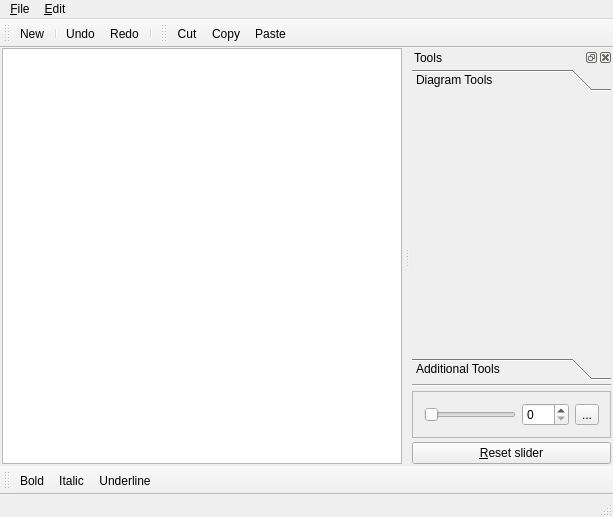
The window that PAIN-qt-widgets/mainwindow.ui (przemekpjski/Qt-Widgets-GraphicsView) describes before a commit, drawn with Qt 5.
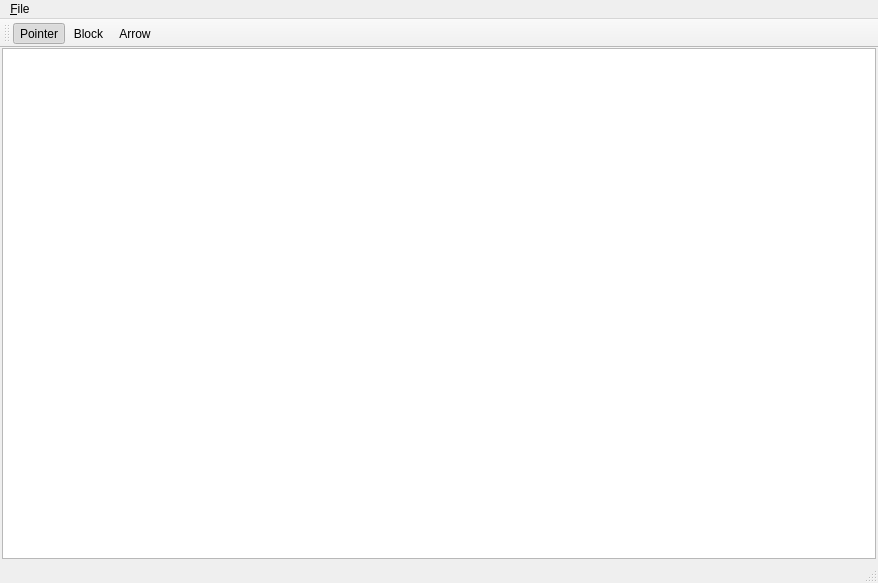
The same window after the commit. Icons and pictures are not drawn.

Commit message: Add upgraded scene, add DiagramBlock and Arrow. Change GUI.

```diff
--- a/PAIN-qt-widgets/mainwindow.ui
+++ b/PAIN-qt-widgets/mainwindow.ui
@@ -6,8 +6,8 @@
    <rect>
     <x>0</x>
     <y>0</y>
-    <width>608</width>
-    <height>517</height>
+    <width>878</width>
+    <height>583</height>
    </rect>
   </property>
   <property name="sizePolicy">
@@ -56,6 +56,9 @@
         <height>400</height>
        </size>
       </property>
+      <property name="cursor" stdset="0">
+       <cursorShape>CrossCursor</cursorShape>
+      </property>
      </widget>
     </item>
    </layout>
@@ -65,7 +68,7 @@
     <rect>
      <x>0</x>
      <y>0</y>
-     <width>608</width>
+     <width>878</width>
      <height>22</height>
     </rect>
    </property>
@@ -76,40 +79,12 @@
     <property name="title">
      <string>&amp;File</string>
     </property>
-    <addaction name="actionNew"/>
-    <addaction name="separator"/>
-    <addaction name="actionSave"/>
-    <addaction name="actionSave_As"/>
-    <addaction name="separator"/>
-    <addaction name="actionPrint"/>
-    <addaction name="separator"/>
     <addaction name="actionExit"/>
    </widget>
-   <widget class="QMenu" name="menuEdit">
-    <property name="title">
-     <string>&amp;Edit</string>
-    </property>
-    <addaction name="actionUndo"/>
-    <addaction name="actionRedo"/>
-   </widget>
    <addaction name="menuFile"/>
-   <addaction name="menuEdit"/>
-  </widget>
-  <widget class="QToolBar" name="mainToolBar">
-   <attribute name="toolBarArea">
-    <enum>TopToolBarArea</enum>
-   </attribute>
-   <attribute name="toolBarBreak">
-    <bool>false</bool>
-   </attribute>
-   <addaction name="actionNew"/>
-   <addaction name="separator"/>
-   <addaction name="actionUndo"/>
-   <addaction name="actionRedo"/>
-   <addaction name="separator"/>
   </widget>
   <widget class="QStatusBar" name="statusBar"/>
-  <widget class="QToolBar" name="clipboardToolBar">
+  <widget class="QToolBar" name="diagramEditortoolBar">
    <property name="windowTitle">
     <string>toolBar</string>
    </property>
@@ -119,210 +94,10 @@
    <attribute name="toolBarBreak">
     <bool>false</bool>
    </attribute>
-   <addaction name="actionCut"/>
-   <addaction name="actionCopy"/>
-   <addaction name="actionPaste"/>
+   <addaction name="actionPointer"/>
+   <addaction name="actionBlock"/>
+   <addaction name="actionArrow"/>
   </widget>
-  <widget class="QToolBar" name="textEditionToolBar">
-   <property name="windowTitle">
-    <string>toolBar_2</string>
-   </property>
-   <attribute name="toolBarArea">
-    <enum>BottomToolBarArea</enum>
-   </attribute>
-   <attribute name="toolBarBreak">
-    <bool>false</bool>
-   </attribute>
-   <addaction name="actionBold"/>
-   <addaction name="actionItalic"/>
-   <addaction name="actionUnderline"/>
-  </widget>
-  <widget class="QDockWidget" name="toolsDockWidget">
-   <property name="minimumSize">
-    <size>
-     <width>203</width>
-     <height>292</height>
-    </size>
-   </property>
-   <property name="floating">
-    <bool>false</bool>
-   </property>
-   <property name="features">
-    <set>QDockWidget::AllDockWidgetFeatures</set>
-   </property>
-   <property name="windowTitle">
-    <string>Tools</string>
-   </property>
-   <attribute name="dockWidgetArea">
-    <number>2</number>
-   </attribute>
-   <widget class="QWidget" name="dockWidgetContents">
-    <layout class="QVBoxLayout" name="verticalLayout">
-     <property name="spacing">
-      <number>4</number>
-     </property>
-     <property name="leftMargin">
-      <number>2</number>
-     </property>
-     <property name="topMargin">
-      <number>2</number>
-     </property>
-     <property name="rightMargin">
-      <number>2</number>
-     </property>
-     <property name="bottomMargin">
-      <number>2</number>
-     </property>
-     <item>
-      <widget class="QToolBox" name="toolBox">
-       <property name="sizePolicy">
-        <sizepolicy hsizetype="Expanding" vsizetype="Expanding">
-         <horstretch>0</horstretch>
-         <verstretch>0</verstretch>
-        </sizepolicy>
-       </property>
-       <property name="currentIndex">
-        <number>0</number>
-       </property>
-       <widget class="QWidget" name="diagramToolsPage">
-        <property name="geometry">
-         <rect>
-          <x>0</x>
-          <y>0</y>
-          <width>199</width>
-          <height>231</height>
-         </rect>
-        </property>
-        <attribute name="label">
-         <string>Diagram Tools</string>
-        </attribute>
-       </widget>
-       <widget class="QWidget" name="additionalToolsPage">
-        <property name="geometry">
-         <rect>
-          <x>0</x>
-          <y>0</y>
-          <width>199</width>
-          <height>231</height>
-         </rect>
-        </property>
-        <attribute name="label">
-         <string>Additional Tools</string>
-        </attribute>
-       </widget>
-      </widget>
-     </item>
-     <item>
-      <widget class="Line" name="line">
-       <property name="orientation">
-        <enum>Qt::Horizontal</enum>
-       </property>
-      </widget>
-     </item>
-     <item>
-      <widget class="QFrame" name="frame">
-       <property name="sizePolicy">
-        <sizepolicy hsizetype="Preferred" vsizetype="Preferred">
-         <horstretch>0</horstretch>
-         <verstretch>0</verstretch>
-        </sizepolicy>
-       </property>
-       <property name="frameShape">
-        <enum>QFrame::StyledPanel</enum>
-       </property>
-       <property name="frameShadow">
-        <enum>QFrame::Plain</enum>
-       </property>
-       <property name="lineWidth">
-        <number>1</number>
-       </property>
-       <layout class="QHBoxLayout" name="horizontalLayout_2">
-        <item>
-         <widget class="QSlider" name="horizontalSlider">
-          <property name="sizePolicy">
-           <sizepolicy hsizetype="MinimumExpanding" vsizetype="Fixed">
-            <horstretch>0</horstretch>
-            <verstretch>0</verstretch>
-           </sizepolicy>
-          </property>
-          <property name="maximum">
-           <number>255</number>
-          </property>
-          <property name="pageStep">
-           <number>15</number>
-          </property>
-          <property name="orientation">
-           <enum>Qt::Horizontal</enum>
-          </property>
-         </widget>
-        </item>
-        <item>
-         <widget class="QSpinBox" name="spinBox">
-          <property name="sizePolicy">
-           <sizepolicy hsizetype="Minimum" vsizetype="Fixed">
-            <horstretch>0</horstretch>
-            <verstretch>0</verstretch>
-           </sizepolicy>
-          </property>
-          <property name="toolTip">
-           <string>&lt;html&gt;&lt;head/&gt;&lt;body&gt;&lt;p align=&quot;center&quot;&gt;&lt;span style=&quot; color:#75507b;&quot;&gt;Value&lt;/span&gt;&lt;/p&gt;&lt;/body&gt;&lt;/html&gt;</string>
-          </property>
-          <property name="toolTipDuration">
-           <number>-1</number>
-          </property>
-          <property name="maximum">
-           <number>255</number>
-          </property>
-         </widget>
-        </item>
-        <item>
-         <widget class="QToolButton" name="toolButton">
-          <property name="toolTip">
-           <string>&lt;html&gt;&lt;head/&gt;&lt;body&gt;&lt;p&gt;Tool button&lt;img src=&quot;:/images/images/duck-with-glasses.jpeg&quot;/&gt;&lt;/p&gt;&lt;/body&gt;&lt;/html&gt;</string>
-          </property>
-          <property name="text">
-           <string>...</string>
-          </property>
-         </widget>
-        </item>
-       </layout>
-      </widget>
-     </item>
-     <item>
-      <widget class="QPushButton" name="resetSliderButton">
-       <property name="text">
-        <string>&amp;Reset slider</string>
-       </property>
-      </widget>
-     </item>
-    </layout>
-   </widget>
-  </widget>
-  <action name="actionNew">
-   <property name="icon">
-    <iconset resource="mainwindow_resources.qrc">
-     <normaloff>:/icons/icons/new-512.png</normaloff>:/icons/icons/new-512.png</iconset>
-   </property>
-   <property name="text">
-    <string>&amp;New</string>
-   </property>
-   <property name="shortcut">
-    <string>Ctrl+N</string>
-   </property>
-  </action>
-  <action name="actionSave">
-   <property name="text">
-    <string>&amp;Save</string>
-   </property>
-   <property name="shortcut">
-    <string>Ctrl+S</string>
-   </property>
-  </action>
-  <action name="actionSave_As">
-   <property name="text">
-    <string>&amp;Save As</string>
-   </property>
-  </action>
   <action name="actionExit">
    <property name="text">
     <string>&amp;Exit</string>
@@ -331,88 +106,49 @@
     <string>Ctrl+Q</string>
    </property>
   </action>
-  <action name="actionUndo">
-   <property name="text">
-    <string>&amp;Undo</string>
+  <action name="actionPointer">
+   <property name="checkable">
+    <bool>true</bool>
    </property>
-   <property name="shortcut">
-    <string>Ctrl+Z</string>
+   <property name="checked">
+    <bool>true</bool>
    </property>
-  </action>
-  <action name="actionRedo">
    <property name="text">
-    <string>&amp;Redo</string>
+    <string>Pointer</string>
    </property>
-   <property name="shortcut">
-    <string>Ctrl+Shift+Z</string>
-   </property>
-  </action>
-  <action name="actionCut">
-   <property name="text">
-    <string>Cut</string>
-   </property>
    <property name="toolTip">
-    <string>Cut</string>
+    <string>Use pointer to manipulate elements on the canvas</string>
    </property>
    <property name="shortcut">
-    <string>Ctrl+X</string>
+    <string>1</string>
    </property>
   </action>
-  <action name="actionCopy">
-   <property name="text">
-    <string>Copy</string>
+  <action name="actionBlock">
+   <property name="checkable">
+    <bool>true</bool>
    </property>
-   <property name="toolTip">
-    <string>Copy</string>
-   </property>
-   <property name="shortcut">
-    <string>Ctrl+C</string>
-   </property>
-  </action>
-  <action name="actionPaste">
    <property name="text">
-    <string>Paste</string>
+    <string>Block</string>
    </property>
    <property name="toolTip">
-    <string>Paste</string>
+    <string>Add a block to the canvas on left mouse button click</string>
    </property>
    <property name="shortcut">
-    <string>Ctrl+V</string>
+    <string>2</string>
    </property>
   </action>
-  <action name="actionBold">
+  <action name="actionArrow">
+   <property name="checkable">
+    <bool>true</bool>
+   </property>
    <property name="text">
-    <string>Bold</string>
+    <string>Arrow</string>
    </property>
    <property name="toolTip">
-    <string>Bold</string>
+    <string>Add a arrow between 2 blocks on the canvas by dragging the mouse with left button pressed down</string>
    </property>
    <property name="shortcut">
-    <string>Ctrl+B</string>
-   </property>
-  </action>
-  <action name="actionItalic">
-   <property name="text">
-    <string>Italic</string>
-   </property>
-   <property name="shortcut">
-    <string>Ctrl+I</string>
-   </property>
-  </action>
-  <action name="actionUnderline">
-   <property name="text">
-    <string>Underline</string>
-   </property>
-   <property name="shortcut">
-    <string>Ctrl+U</string>
-   </property>
-  </action>
-  <action name="actionPrint">
-   <property name="text">
-    <string>&amp;Print</string>
-   </property>
-   <property name="shortcut">
-    <string>Ctrl+P</string>
+    <string>3</string>
    </property>
   </action>
  </widget>
```
Left out of the diff: 39 changed lines with no effect on the pictures. The commit also changes 27 other files.
